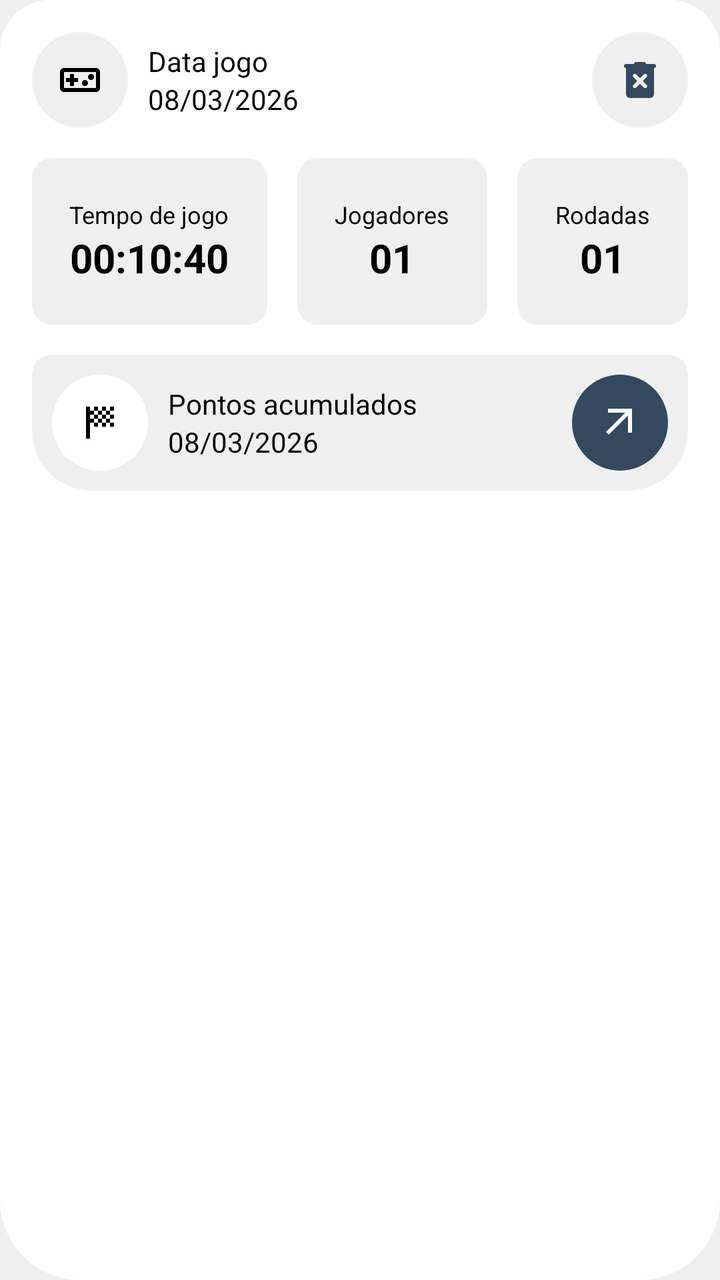
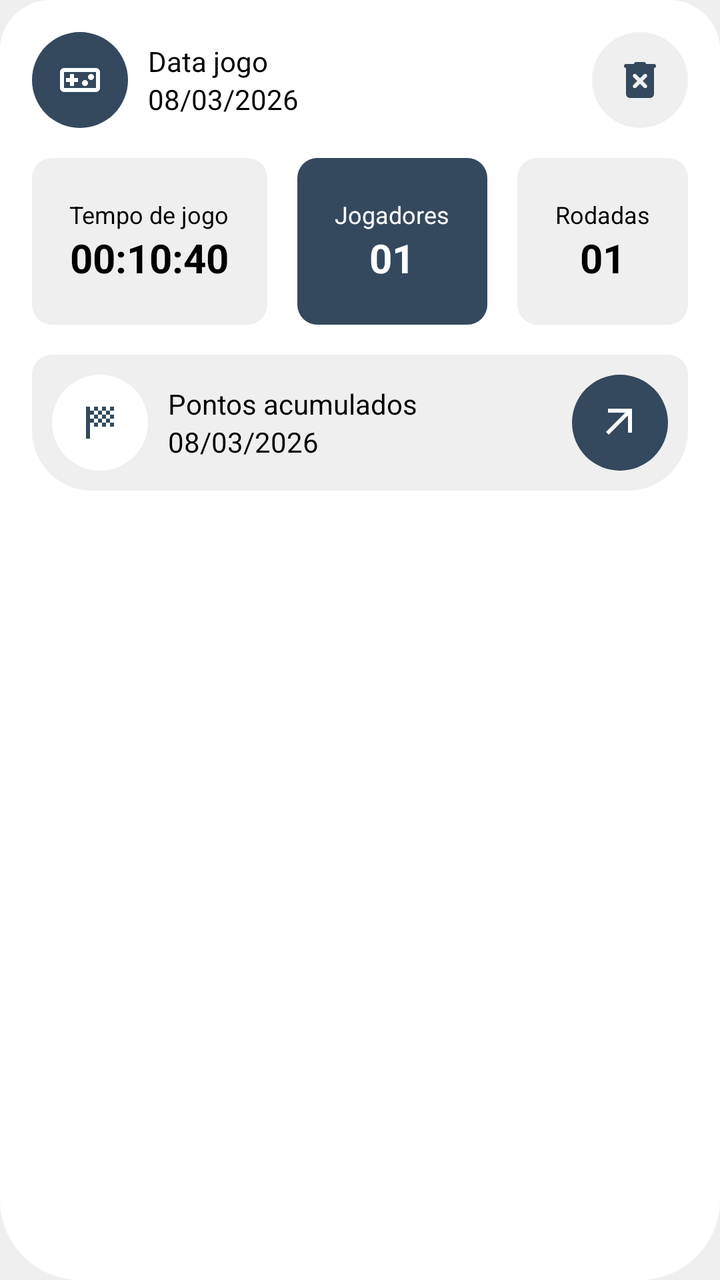

The first picture is an Android layout as it rendered before a commit; the second is the same layout after the commit. The layout source and the unified diff follow.
<!-- AndroidManifest.xml: application theme Base.Theme.KingOfBozo.Standard -->
<!-- res/layout/item_jogo_salvo.xml -->
<?xml version="1.0" encoding="utf-8"?>
<LinearLayout xmlns:android="http://schemas.android.com/apk/res/android"
    xmlns:app="http://schemas.android.com/apk/res-auto"
    xmlns:tools="http://schemas.android.com/tools"
    android:layout_width="match_parent"
    android:layout_height="wrap_content"
    android:orientation="vertical"
    android:backgroundTint="?attr/cardBackgroundColor"
    android:background="@drawable/background_card_2_destaque"
    android:padding="16dp"
    android:layout_margin="16dp">

    <LinearLayout
        android:layout_width="match_parent"
        android:layout_height="wrap_content"
        android:gravity="center"
        tools:ignore="MissingConstraints">

        <ImageView
            android:layout_width="48dp"
            android:layout_height="48dp"
            android:background="@drawable/background_circle"
            android:backgroundTint="?attr/customBackground"
            android:padding="12dp"
            android:src="@drawable/ic_game"
            app:layout_constraintBottom_toBottomOf="parent"
            app:layout_constraintStart_toStartOf="parent"
            app:layout_constraintTop_toTopOf="parent"
            app:tint="?attr/textFillColor"
            tools:ignore="ContentDescription" />

        <LinearLayout
            android:layout_width="wrap_content"
            android:layout_height="wrap_content"
            android:layout_marginStart="10dp"
            android:layout_weight="1"
            android:orientation="vertical"
            app:layout_constraintStart_toEndOf="@+id/button_back">

            <TextView
                android:layout_width="wrap_content"
                android:layout_height="wrap_content"
                android:text="Data jogo"
                android:textColor="?attr/textFillColor"
                android:textSize="14sp" />

            <TextView
                android:id="@+id/saved_game_title"
                android:layout_width="wrap_content"
                android:layout_height="wrap_content"
                android:text="08/03/2026"
                android:textColor="?attr/textFillColor"
                android:textSize="14sp" />


        </LinearLayout>

        <ImageView
            android:id="@+id/btn_delete"
            android:layout_width="48dp"
            android:layout_height="48dp"
            android:layout_marginLeft="10dp"
            android:background="@drawable/background_circle_yellow"
            android:backgroundTint="?attr/customBackground"
            android:padding="12dp"
            android:src="@drawable/ic_delete"
            app:layout_constraintBottom_toBottomOf="parent"
            app:layout_constraintEnd_toEndOf="parent"
            app:layout_constraintTop_toTopOf="parent"
            app:tint="?attr/colorPrimary"
            tools:ignore="ContentDescription" />

    </LinearLayout>

    <LinearLayout
        android:layout_width="match_parent"
        android:layout_height="wrap_content">

        <LinearLayout
            android:layout_width="wrap_content"
            android:layout_height="wrap_content"
            android:paddingHorizontal="10dp"
            android:paddingVertical="20dp"
            android:layout_weight="1"
            android:orientation="vertical"
            android:layout_marginVertical="15dp"
            android:backgroundTint="?attr/customBackground"
            android:gravity="center"
            android:background="@drawable/background_card_game"
            app:layout_constraintStart_toEndOf="@+id/button_back">

            <TextView
                android:layout_width="wrap_content"
                android:layout_height="wrap_content"
                android:text="Tempo de jogo"
                android:textColor="?attr/textFillColor"
                android:textSize="12sp" />

            <TextView
                android:id="@+id/saved_game_time"
                android:layout_width="wrap_content"
                android:layout_height="wrap_content"
                android:text="00:10:40"
                android:textStyle="bold"
                android:textColor="?attr/textFillColor"
                android:textSize="20sp" />


        </LinearLayout>

        <LinearLayout
            android:id="@+id/gamers_in_game"
            android:layout_width="wrap_content"
            android:layout_height="wrap_content"
            android:paddingHorizontal="10dp"
            android:paddingVertical="20dp"
            android:layout_weight="1"
            android:layout_marginHorizontal="15dp"
            android:orientation="vertical"
            android:layout_marginVertical="15dp"
            android:backgroundTint="?attr/customBackground"
            android:gravity="center"
            android:background="@drawable/background_card_game"
            app:layout_constraintStart_toEndOf="@+id/button_back">

            <TextView
                android:layout_width="wrap_content"
                android:layout_height="wrap_content"
                android:text="Jogadores"
                android:textColor="?attr/textFillColor"
                android:textSize="12sp" />

            <TextView
                android:id="@+id/saved_game_players"
                android:layout_width="wrap_content"
                android:layout_height="wrap_content"
                android:text="01"
                android:textStyle="bold"
                android:textColor="?attr/textFillColor"
                android:textSize="20sp" />


        </LinearLayout>
        <LinearLayout
            android:layout_width="wrap_content"
            android:layout_height="wrap_content"
            android:paddingHorizontal="10dp"
            android:paddingVertical="20dp"
            android:layout_weight="1"
            android:orientation="vertical"
            android:layout_marginVertical="15dp"
            android:backgroundTint="?attr/customBackground"
            android:gravity="center"
            android:background="@drawable/background_card_game"
            app:layout_constraintStart_toEndOf="@+id/button_back">

            <TextView
                android:layout_width="wrap_content"
                android:layout_height="wrap_content"
                android:text="Rodadas"
                android:textColor="?attr/textFillColor"
                android:textSize="12sp" />

            <TextView
                android:id="@+id/saved_game_rounds"
                android:layout_width="wrap_content"
                android:layout_height="wrap_content"
                android:text="01"
                android:textStyle="bold"
                android:textColor="?attr/textFillColor"
                android:textSize="20sp" />


        </LinearLayout>


    </LinearLayout>

    <LinearLayout
        android:layout_width="match_parent"
        android:layout_height="wrap_content"
        android:gravity="center"
        tools:ignore="MissingConstraints"
        android:paddingHorizontal="10dp"
        android:paddingVertical="10dp"
        android:background="@drawable/background_card_game_bottom"
        android:backgroundTint="?attr/customBackground">

        <ImageView
            android:layout_width="48dp"
            android:layout_height="48dp"
            android:background="@drawable/background_circle"
            android:backgroundTint="?attr/cardBackgroundColor"
            android:padding="12dp"
            android:src="@drawable/ic_score"
            app:layout_constraintBottom_toBottomOf="parent"
            app:layout_constraintStart_toStartOf="parent"
            app:layout_constraintTop_toTopOf="parent"
            app:tint="?attr/textFillColor"
            tools:ignore="ContentDescription" />

        <LinearLayout
            android:layout_width="wrap_content"
            android:layout_height="wrap_content"
            android:layout_marginStart="10dp"
            android:layout_weight="1"
            android:orientation="vertical"
            app:layout_constraintStart_toEndOf="@+id/button_back">

            <TextView
                android:layout_width="wrap_content"
                android:layout_height="wrap_content"
                android:text="Pontos acumulados"
                android:textColor="?attr/textFillColor"
                android:textSize="14sp" />

            <TextView
                android:id="@+id/saved_game_total_score"
                android:layout_width="wrap_content"
                android:layout_height="wrap_content"
                android:text="08/03/2026"
                android:textColor="?attr/textFillColor"
                android:textSize="14sp" />


        </LinearLayout>

        <ImageView
            android:layout_width="48dp"
            android:layout_height="48dp"
            android:layout_marginLeft="10dp"
            android:background="@drawable/background_circle_yellow"
            android:backgroundTint="?attr/colorPrimary"
            android:padding="12dp"
            android:src="@drawable/ic_entrar"
            app:layout_constraintBottom_toBottomOf="parent"
            app:layout_constraintEnd_toEndOf="parent"
            app:layout_constraintTop_toTopOf="parent"
            app:tint="?attr/customTextBackground"
            tools:ignore="ContentDescription" />

    </LinearLayout>
</LinearLayout>
<!-- resources referenced by this layout -->
<resources>
  <!-- drawable background_card_2_destaque (drawable) -->
  <shape xmlns:android="http://schemas.android.com/apk/res/android"
      android:shape="rectangle">
      <solid android:color="@color/fundo_light" />
      <corners
          android:topLeftRadius="25dp"
          android:topRightRadius="25dp"
          android:bottomLeftRadius="40dp"
          android:bottomRightRadius="40dp" />
  </shape>
  <!-- drawable background_card_game (drawable) -->
  <?xml version="1.0" encoding="utf-8"?>
  <shape xmlns:android="http://schemas.android.com/apk/res/android"
      android:shape="rectangle">
      <corners android:radius="10dp" />
      <solid android:color="@color/card_dark" />
  </shape>
  <!-- drawable background_card_game_bottom (drawable) -->
  <?xml version="1.0" encoding="utf-8"?>
  <shape xmlns:android="http://schemas.android.com/apk/res/android"
      android:shape="rectangle">
      <corners
          android:topLeftRadius="10dp"
          android:topRightRadius="10dp"
          android:bottomLeftRadius="30dp"
          android:bottomRightRadius="30dp"  />
  
      <solid android:color="@color/card_dark" />
  </shape>
  <!-- drawable background_circle (drawable) -->
  <?xml version="1.0" encoding="utf-8"?>
  <shape xmlns:android="http://schemas.android.com/apk/res/android"
      android:shape="oval">
      <solid android:color="@color/fundo_light" />
  </shape>
  <!-- drawable background_circle_yellow (drawable) -->
  <?xml version="1.0" encoding="utf-8"?>
  <shape xmlns:android="http://schemas.android.com/apk/res/android"
      android:shape="oval">
      <solid android:color="@color/fundo_light" />
  </shape>
  <!-- drawable ic_entrar (drawable) -->
  <vector xmlns:android="http://schemas.android.com/apk/res/android"
      android:width="24dp"
      android:height="24dp"
      android:viewportWidth="960"
      android:viewportHeight="960"
      android:tint="?attr/colorControlNormal"
      android:autoMirrored="true">
    <path
        android:fillColor="@android:color/white"
        android:pathData="M256,720L200,664L584,280L240,280L240,200L720,200L720,680L640,680L640,336L256,720Z"/>
  </vector>
  <!-- drawable ic_score (drawable) -->
  <vector xmlns:android="http://schemas.android.com/apk/res/android"
      android:width="24dp"
      android:height="24dp"
      android:viewportWidth="960"
      android:viewportHeight="960"
      android:tint="?attr/colorControlNormal">
    <path
        android:fillColor="@android:color/white"
        android:pathData="M360,240L440,240L440,160L360,160L360,240ZM520,240L520,160L600,160L600,240L520,240ZM360,560L360,480L440,480L440,560L360,560ZM680,400L680,320L760,320L760,400L680,400ZM680,560L680,480L760,480L760,560L680,560ZM520,560L520,480L600,480L600,560L520,560ZM680,240L680,160L760,160L760,240L680,240ZM440,320L440,240L520,240L520,320L440,320ZM200,800L200,160L280,160L280,240L360,240L360,320L280,320L280,400L360,400L360,480L280,480L280,800L200,800ZM600,480L600,400L680,400L680,480L600,480ZM440,480L440,400L520,400L520,480L440,480ZM360,400L360,320L440,320L440,400L360,400ZM520,400L520,320L600,320L600,400L520,400ZM600,320L600,240L680,240L680,320L600,320Z"/>
  </vector>
  <color name="fundo_light">#EFEFEF</color>
  <color name="card_dark">#313131</color>
  <color name="padrao">#34495e</color>
  <color name="text_dark">#000000</color>
  <color name="text_light">#FFFFFF</color>
  <color name="icon_dark">#000000</color>
  <color name="icon_light">#FFFFFF</color>
  <color name="card_light">#FFFFFF</color>
  <!-- unchanged entries left out for length: 4 -->
</resources>

<!-- the commit's change to res/layout/item_jogo_salvo.xml (unified diff, before → after) -->
@@ -20,13 +20,13 @@
             android:layout_width="48dp"
             android:layout_height="48dp"
             android:background="@drawable/background_circle"
-            android:backgroundTint="?attr/customBackground"
+            android:backgroundTint="?attr/colorPrimary"
             android:padding="12dp"
             android:src="@drawable/ic_game"
             app:layout_constraintBottom_toBottomOf="parent"
             app:layout_constraintStart_toStartOf="parent"
             app:layout_constraintTop_toTopOf="parent"
-            app:tint="?attr/textFillColor"
+            app:tint="?attr/customTextBackground"
             tools:ignore="ContentDescription" />
 
         <LinearLayout
@@ -118,7 +118,7 @@
             android:layout_marginHorizontal="15dp"
             android:orientation="vertical"
             android:layout_marginVertical="15dp"
-            android:backgroundTint="?attr/customBackground"
+            android:backgroundTint="?attr/colorPrimary"
             android:gravity="center"
             android:background="@drawable/background_card_game"
             app:layout_constraintStart_toEndOf="@+id/button_back">
@@ -127,7 +127,7 @@
                 android:layout_width="wrap_content"
                 android:layout_height="wrap_content"
                 android:text="Jogadores"
-                android:textColor="?attr/textFillColor"
+                android:textColor="?attr/customTextBackground"
                 android:textSize="12sp" />
 
             <TextView
@@ -136,7 +136,7 @@
                 android:layout_height="wrap_content"
                 android:text="01"
                 android:textStyle="bold"
-                android:textColor="?attr/textFillColor"
+                android:textColor="?attr/customTextBackground"
                 android:textSize="20sp" />
 
 
@@ -196,7 +196,7 @@
             app:layout_constraintBottom_toBottomOf="parent"
             app:layout_constraintStart_toStartOf="parent"
             app:layout_constraintTop_toTopOf="parent"
-            app:tint="?attr/textFillColor"
+            app:tint="?attr/colorPrimary"
             tools:ignore="ContentDescription" />
 
         <LinearLayout
